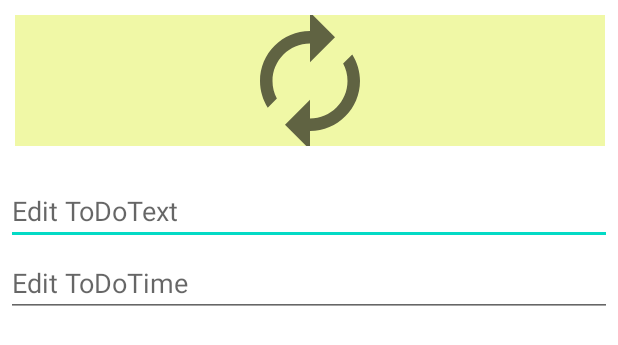
After one commit to yeongi/TimerDoList, an Android app: the layout edit_dialog.xml on its own in the app's theme, with its tools: preview values and no code run, on a phone screen of 412 x 824 dp. The commit adds this screen. Shown: the top 345 px of the screen. Run offline under Robolectric (Android 15) with nearby library versions, the phone set to English and light mode, and no system bars.

```diff
--- a/TimerList/app/src/main/java/com/example/timerlist/fragment/ViewPagerAdapter.java
+++ b/TimerList/app/src/main/java/com/example/timerlist/fragment/ViewPagerAdapter.java
@@ -6,15 +6,18 @@ import androidx.fragment.app.Fragment;
 import androidx.fragment.app.FragmentManager;
 import androidx.fragment.app.FragmentPagerAdapter;
 
+import com.example.timerlist.data.List;
 import com.example.timerlist.fragment.FragCal;
 import com.example.timerlist.fragment.FragCategory;
 import com.example.timerlist.fragment.FragMain;
+
+import java.util.ArrayList;
 
 public class ViewPagerAdapter extends FragmentPagerAdapter {
     public ViewPagerAdapter(@NonNull FragmentManager fm) {
         super(fm);
     }
-
+    ArrayList<List> tempList;
 
     // 프래그먼트를 보여주는 처리를 구현한 곳
     @NonNull
--- /dev/null
+++ b/TimerList/app/src/main/res/drawable/ic_baseline_autorenew_24.xml
@@ -0,0 +1,5 @@
+<vector android:height="100dp" android:tint="?attr/colorControlNormal"
+    android:viewportHeight="24" android:viewportWidth="24"
+    android:width="100dp" xmlns:android="http://schemas.android.com/apk/res/android">
+    <path android:fillColor="@android:color/white" android:pathData="M12,6v3l4,-4 -4,-4v3c-4.42,0 -8,3.58 -8,8 0,1.57 0.46,3.03 1.24,4.26L6.7,14.8c-0.45,-0.83 -0.7,-1.79 -0.7,-2.8 0,-3.31 2.69,-6 6,-6zM18.76,7.74L17.3,9.2c0.44,0.84 0.7,1.79 0.7,2.8 0,3.31 -2.69,6 -6,6v-3l-4,4 4,4v-3c4.42,0 8,-3.58 8,-8 0,-1.57 -0.46,-3.03 -1.24,-4.26z"/>
+</vector>
--- /dev/null
+++ b/TimerList/app/src/main/res/layout/edit_dialog.xml
@@ -0,0 +1,39 @@
+<?xml version="1.0" encoding="utf-8"?>
+<LinearLayout xmlns:android="http://schemas.android.com/apk/res/android"
+    xmlns:app="http://schemas.android.com/apk/res-auto"
+    android:orientation="vertical"
+    android:layout_width="match_parent"
+    android:layout_height="match_parent">
+
+    <ImageView
+        android:id="@+id/imageView"
+        android:layout_width="393dp"
+        android:layout_height="87dp"
+        android:layout_margin="10sp"
+        android:background="#F0F8A6"
+        android:scaleType="center"
+        app:srcCompat="@drawable/ic_baseline_autorenew_24" />
+
+    <EditText
+        android:id="@+id/editText"
+        android:layout_width="match_parent"
+        android:layout_height="40dp"
+        android:layout_marginLeft="4dp"
+        android:layout_marginTop="16dp"
+        android:layout_marginRight="4dp"
+        android:layout_marginBottom="4dp"
+        android:hint="Edit ToDoText"
+        android:inputType="text" />
+
+    <EditText
+        android:id="@+id/editTime"
+        android:layout_width="match_parent"
+        android:layout_height="40dp"
+        android:layout_marginLeft="4dp"
+        android:layout_marginTop="4dp"
+        android:layout_marginRight="4dp"
+        android:layout_marginBottom="4dp"
+        android:hint="Edit ToDoTime"
+        android:inputType="text" />
+
+</LinearLayout>
--- a/TimerList/app/src/main/res/layout/frag_main.xml
+++ b/TimerList/app/src/main/res/layout/frag_main.xml
@@ -138,7 +138,7 @@
         </LinearLayout>
 
         <androidx.swiperefreshlayout.widget.SwipeRefreshLayout
-            android:id="@+id/swipe_layout"
+            android:id="@+id/refreshDialog"
             android:layout_width="match_parent"
             android:layout_height="500sp"
             android:layout_weight="1">
--- a/TimerList/app/src/main/res/layout/fragment_frag_category.xml
+++ b/TimerList/app/src/main/res/layout/fragment_frag_category.xml
@@ -2,7 +2,7 @@
 <FrameLayout xmlns:android="http://schemas.android.com/apk/res/android"
     xmlns:tools="http://schemas.android.com/tools"
     android:layout_width="match_parent"
-    android:layout_height="match_parent"
+    android:layout_height="500sp"
     tools:context=".fragment.FragCategory">
 
     <com.felipecsl.asymmetricgridview.library.widget.AsymmetricGridView
```
Also changed, not shown: TimerList/app/src/main/java/com/example/timerlist/DoCategoryListAdapter.java (+37 -3 lines), TimerList/app/src/main/java/com/example/timerlist/data/List.java (+37 -1 lines), TimerList/app/src/main/java/com/example/timerlist/db/DBHelper.java (+8 -1 lines), TimerList/app/src/main/java/com/example/timerlist/fragment/CategoryListAdapter.java (+8 -6 lines), TimerList/app/src/main/java/com/example/timerlist/fragment/FragCategory.java (+13 -3 lines), TimerList/app/src/main/java/com/example/timerlist/fragment/FragMain.java (+17 -3 lines).
